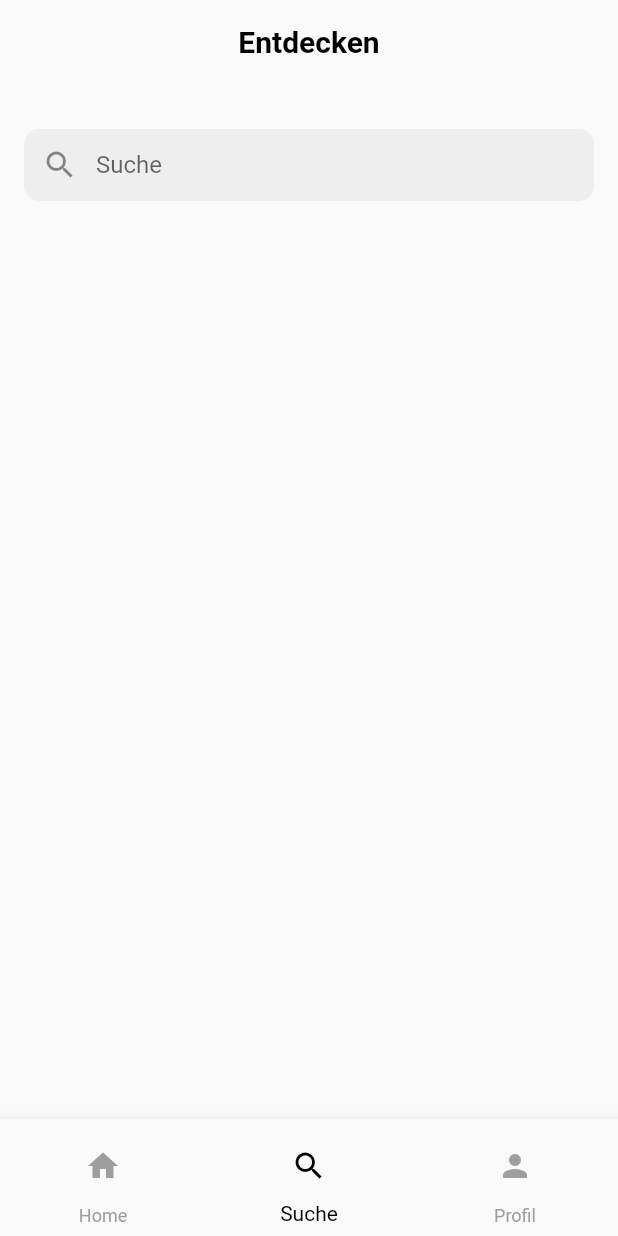
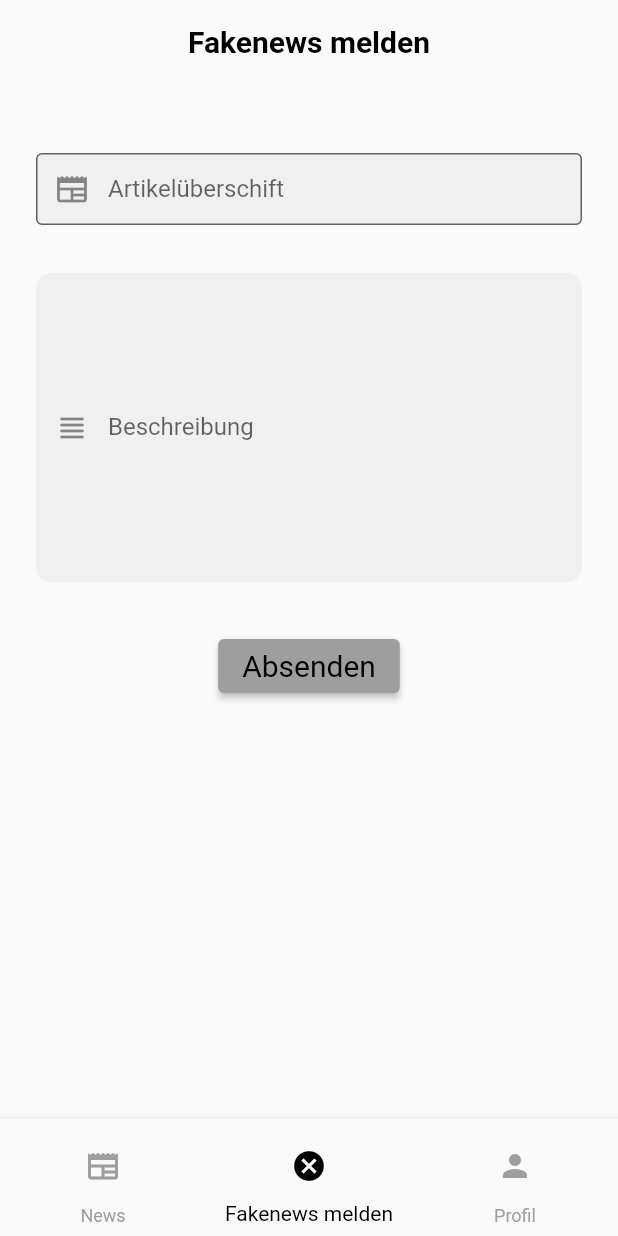
Before and after one commit to flutter-projekt/newsapp, a Flutter app: the DiscoverScreen screen opened by its route, on a phone screen of 412 x 824 dp. Run offline on Flutter 3.47's test engine with Material 2 defaults, Android fonts, the phone set to English and light mode, and no system bars; our stand-ins replace card_swiper; missing offline and left inert: flutter_email_sender; network calls fail.

Commit message:
fakenews

```diff
--- a/lib/repository/abstract_class_repository.dart
+++ b/lib/repository/abstract_class_repository.dart
@@ -1,4 +1,4 @@
-import '/models/article_model.dart';
+import '../models/article_model.dart';
 
 abstract class ClassRepository {
   Future<List<ArticleModel>> getAllNews();
--- a/lib/repository/news_api.dart
+++ b/lib/repository/news_api.dart
@@ -1,9 +1,9 @@
 // ignore_for_file: avoid_print
 
 import 'dart:convert';
-import '/models/article_model.dart';
-import '/models/articles_list_model.dart';
-import '/repository/abstract_class_repository.dart';
+import '../models/article_model.dart';
+import '../models/articles_list_model.dart';
+import '../repository/abstract_class_repository.dart';
 import 'package:http/http.dart' as http;
 
 class NewsApi extends ClassRepository {
--- a/lib/screens/discover_screen.dart
+++ b/lib/screens/discover_screen.dart
@@ -1,10 +1,39 @@
 import 'package:flutter/material.dart';
+import 'package:flutter_email_sender/flutter_email_sender.dart';
 import '../widgets/bottom_navbar.dart';
 
 class DiscoverScreen extends StatelessWidget {
-  const DiscoverScreen({Key? key}) : super(key: key);
+  DiscoverScreen({Key? key}) : super(key: key);
+  final discriptionController = TextEditingController();
+  final headlineController = TextEditingController();
 
   static const routeName = "/discover";
+
+  Future<void> sendFakeNews(headline,discription) async {
+
+    final Email send_email = Email(
+      body: 'Begründung warum der Artikel gemeldet wurde: '+headline,
+      subject: 'Dieser Artikel  wurde als Fakenews gemeldet: '+headline,
+      recipients: ['newsappFlutterDart@gmail.com'],
+      cc: [],
+      bcc: [],
+      attachmentPaths: [],
+      isHTML: false,
+    );
+
+
+    String platformResponse;
+
+    try {
+      await FlutterEmailSender.send(send_email);
+      platformResponse = 'success';
+    } catch (error) {
+      print(error);
+      platformResponse = error.toString();
+    }
+
+  }
+
   @override
   Widget build(BuildContext context) {
     return Scaffold(
@@ -13,7 +42,7 @@ class DiscoverScreen extends StatelessWidget {
         automaticallyImplyLeading: false,
         centerTitle: true,
         title: const Text(
-          'Entdecken',
+          'Fakenews melden',
           style: TextStyle(
             fontSize: 20,
             fontWeight: FontWeight.bold,
@@ -25,19 +54,53 @@ class DiscoverScreen extends StatelessWidget {
       ),
       body: Container(
         margin: EdgeInsets.symmetric(horizontal: 16.0, vertical: 30.0),
-        child: TextField(
+        child: Column(
+          children: [
+            Padding(padding: EdgeInsets.symmetric(horizontal: 8, vertical: 16),
+            child: TextFormField(
+              controller: headlineController,
               decoration: InputDecoration(
-            hintText: 'Suche',
-            prefixIcon: Icon(Icons.search),
+                labelText: 'Artikelüberschift',
+                hintText: 'Nennen Sie die Artikelüberschrift',
+                prefixIcon: Icon(Icons.newspaper_rounded),
+                border: OutlineInputBorder(),
+                filled: true,
+                contentPadding: EdgeInsets.symmetric(vertical: 8.0),
+              ),
+            ),
+            ),
+            Padding(padding: EdgeInsets.symmetric(horizontal: 8, vertical: 16),
+            child: TextFormField(
+              keyboardType: TextInputType.multiline,
+              controller: discriptionController,
+              maxLines: null,
+              minLines: 10,
+              decoration: InputDecoration(
+                labelText: 'Beschreibung',
+                hintText: 'Beschreiben Sie die falschen Informationen des Artikels',
+                prefixIcon: Icon(Icons.view_headline_rounded),
                 border: OutlineInputBorder(
                   borderRadius: BorderRadius.circular(10.0),
                   borderSide: BorderSide.none,
                 ),
                 filled: true,
-            fillColor: Colors.grey[200],
                 contentPadding: EdgeInsets.symmetric(vertical: 8.0),
               ),
+            )
             ),
+            Padding(padding: EdgeInsets.symmetric(horizontal: 8, vertical: 16),
+            child:           ElevatedButton(
+              style: ElevatedButton.styleFrom(textStyle: const TextStyle(fontSize: 20)),
+              onPressed: () {
+                var headline = headlineController.text;
+                var discription = discriptionController.text;
+                sendFakeNews(headline,discription);
+              },
+              child: const Text('Absenden'),
+            ),
+            )
+          ],
+        )
       ),
       bottomNavigationBar: const BottomNavBar(index: 1),
     );
--- a/lib/view_model/article_view_model.dart
+++ b/lib/view_model/article_view_model.dart
@@ -1,5 +1,5 @@
 // ignore_for_file: public_member_api_docs, sort_constructors_first
-import '/models/article_model.dart';
+import '../models/article_model.dart';
 
 class ArticleViewModel {
   ArticleModel? articleModel;
--- a/lib/view_model/articles_view_model.dart
+++ b/lib/view_model/articles_view_model.dart
@@ -1,7 +1,7 @@
 // ignore_for_file: public_member_api_docs, sort_constructors_first
-import '/models/article_model.dart';
-import '/repository/abstract_class_repository.dart';
-import '/view_model/article_view_model.dart';
+import '../models/article_model.dart';
+import '../repository/abstract_class_repository.dart';
+import '../view_model/article_view_model.dart';
 
 class ArticlesListViewModel {
   ClassRepository? classRepository;
--- a/lib/widgets/bottom_navbar.dart
+++ b/lib/widgets/bottom_navbar.dart
@@ -23,17 +23,17 @@ class BottomNavBar extends StatelessWidget {
               onPressed: () {
                 Navigator.pushNamed(context, HomeScreen.routeName);
               },
-              icon: const Icon(Icons.home),
+              icon: const Icon(Icons.newspaper_rounded),
             ),
-            label: "Home"),
+            label: "News"),
         BottomNavigationBarItem(
             icon: IconButton(
               onPressed: () {
                 Navigator.pushNamed(context, DiscoverScreen.routeName);
               },
-              icon: const Icon(Icons.search),
+              icon: const Icon(Icons.cancel),
             ),
-            label: "Suche"),
+            label: "Fakenews melden"),
         BottomNavigationBarItem(
             icon: IconButton(
               onPressed: () {
--- a/pubspec.yaml
+++ b/pubspec.yaml
@@ -37,6 +37,7 @@ dependencies:
   http: ^0.13.5
   url_launcher: ^6.1.10
   card_swiper: ^2.0.4
+  flutter_email_sender: ^5.0.2
 
 dev_dependencies:
   flutter_test:
```
Also changed, not shown: lib/main.dart (+4 -4 lines), lib/screens/home_screen.dart (+4 -4 lines), pubspec.lock, 1 other file. Lines whose indentation alone changed are shown as unchanged.
